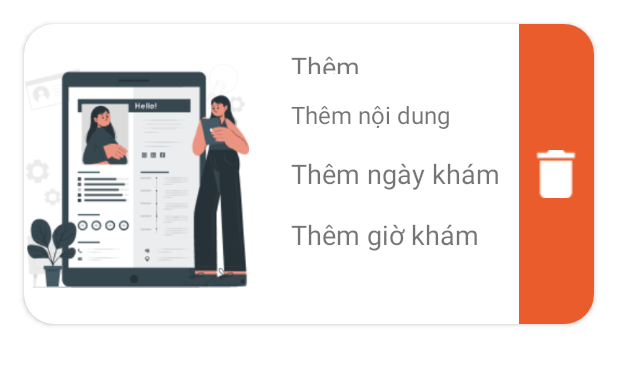
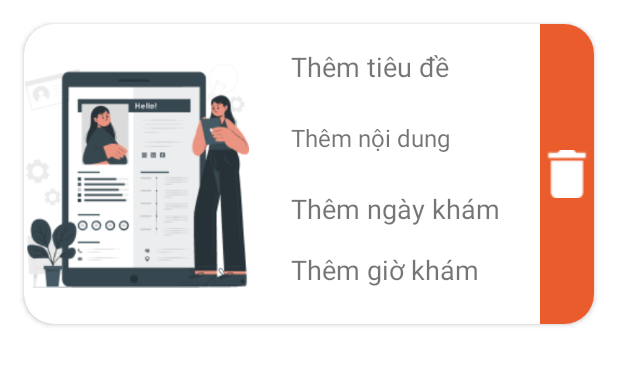
Before and after one commit to Stewie12061/Pregbe, an Android app: the layout item_dat_lich.xml on its own in the app's theme, with its tools: preview values and no code run, on a phone screen of 412 x 824 dp. Shown: the top 365 px of the screen. Run offline under Robolectric (Android 15) with nearby library versions, the phone set to English and light mode, and no system bars.

Commit message:
add dat lich

```diff
--- a/app/src/main/res/layout/fragment_lich.xml
+++ b/app/src/main/res/layout/fragment_lich.xml
@@ -77,9 +77,11 @@
         <androidx.recyclerview.widget.RecyclerView
             android:id="@+id/rvDatLich"
             android:layout_width="match_parent"
-            android:layout_height="320dp"
+            android:layout_height="290dp"
+            android:layout_below="@+id/textView15"
             android:layout_alignParentEnd="true"
             android:layout_alignParentBottom="true"
+            android:layout_marginTop="8dp"
             android:layout_marginEnd="0dp" />
 
     </RelativeLayout>
--- a/app/src/main/res/layout/item_dat_lich.xml
+++ b/app/src/main/res/layout/item_dat_lich.xml
@@ -14,8 +14,8 @@
 
         <TextView
             android:id="@+id/txtTieuDe"
-            android:layout_width="57dp"
-            android:layout_height="17dp"
+            android:layout_width="160dp"
+            android:layout_height="wrap_content"
             android:layout_marginStart="28dp"
             android:layout_marginTop="16dp"
             android:text="Thêm tiêu đề"
@@ -25,11 +25,11 @@
 
         <TextView
             android:id="@+id/txtDes"
-            android:layout_width="wrap_content"
+            android:layout_width="160dp"
             android:layout_height="wrap_content"
-            android:layout_marginTop="16dp"
+            android:layout_marginTop="24dp"
+            android:text="Thêm nội dung"
             android:textSize="16dp"
-            android:text="Thêm nội dung"
             app:layout_constraintStart_toStartOf="@+id/txtTieuDe"
             app:layout_constraintTop_toBottomOf="@+id/txtTieuDe" />
 
@@ -44,9 +44,9 @@
 
         <TextView
             android:id="@+id/txtLich"
-            android:layout_width="wrap_content"
+            android:layout_width="160dp"
             android:layout_height="wrap_content"
-            android:layout_marginTop="16dp"
+            android:layout_marginTop="24dp"
             android:text="Thêm ngày khám"
             android:textSize="18dp"
             app:layout_constraintStart_toStartOf="@+id/txtDes"
@@ -54,17 +54,19 @@
 
         <TextView
             android:id="@+id/txtTime"
-            android:layout_width="wrap_content"
+            android:layout_width="160dp"
             android:layout_height="wrap_content"
-            android:layout_marginTop="16dp"
+            android:layout_marginTop="8dp"
+            android:layout_marginBottom="16dp"
+            android:text="Thêm giờ khám"
             android:textSize="18dp"
-            android:text="Thêm giờ khám"
+            app:layout_constraintBottom_toBottomOf="@+id/imageView5"
             app:layout_constraintStart_toStartOf="@+id/txtLich"
             app:layout_constraintTop_toBottomOf="@+id/txtLich" />
 
         <LinearLayout
             android:id="@+id/deleteLich"
-            android:layout_width="50dp"
+            android:layout_width="wrap_content"
             android:layout_height="match_parent"
             android:background="@color/orange_500"
             android:gravity="center"
@@ -79,6 +81,7 @@
                 android:layout_gravity="center"
                 android:drawableStart="@drawable/delete"
                 android:gravity="center"
+                android:padding="2dp"
                 android:textColor="@color/white"
                 android:textSize="18dp"
                 android:textStyle="bold" />
--- a/app/src/main/res/layout/layout_custom_dialog.xml
+++ b/app/src/main/res/layout/layout_custom_dialog.xml
@@ -80,11 +80,11 @@
                 android:layout_height="match_parent"
                 android:textSize="18dp"
                 android:text="Chọn thời gian đặt lịch"/>
-            <EditText
+            <TextView
                 android:id="@+id/edtTime"
                 android:layout_width="match_parent"
                 android:layout_height="wrap_content"
-                android:hint="Thời gian khám"
+                android:text="Thời gian khám"
                 android:textSize="18dp"/>
         </LinearLayout>
     </LinearLayout>
```
Also changed, not shown: app/src/main/java/com/example/pregbe/Fragment/LichFragment.java (+15 -5 lines).
